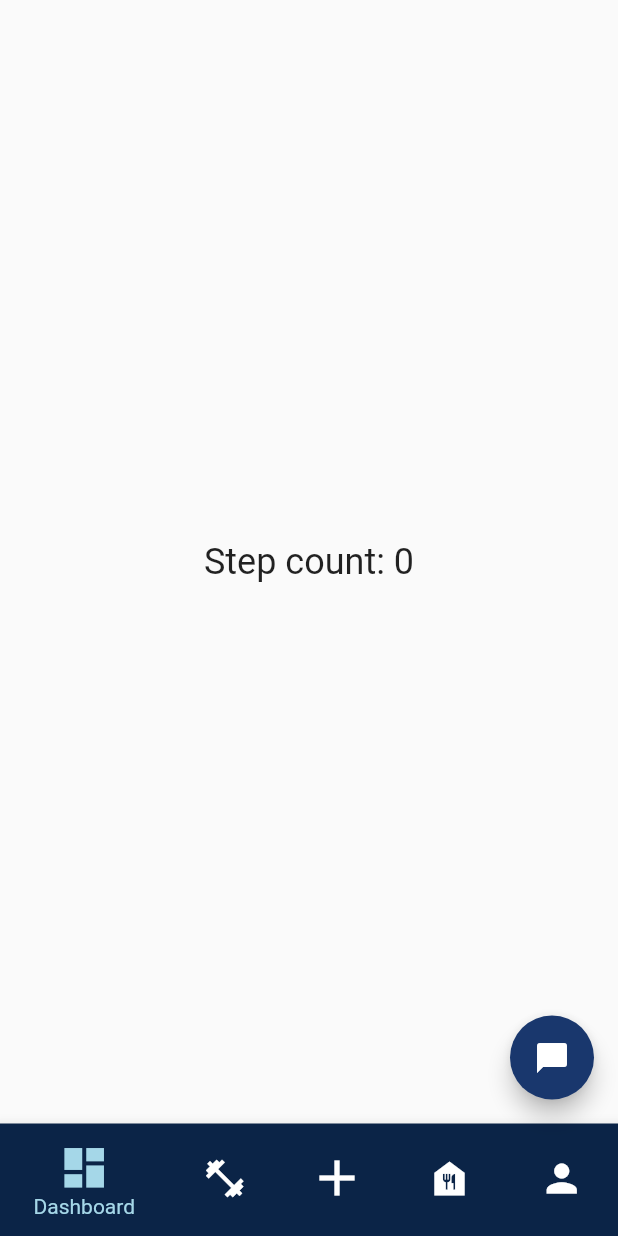
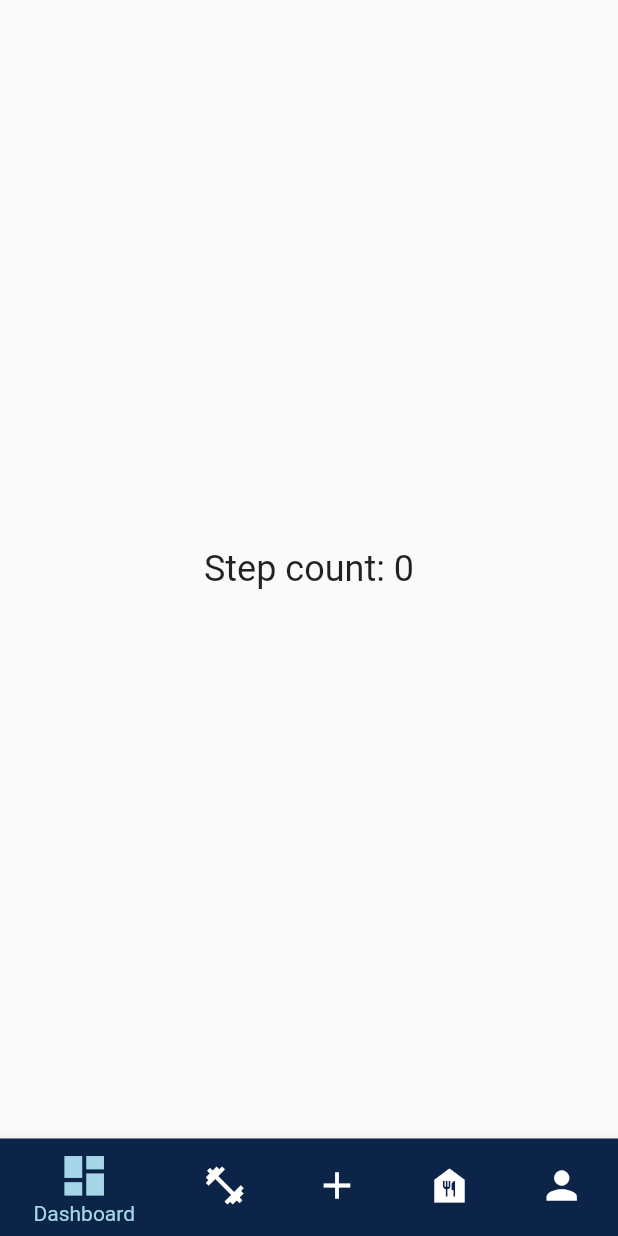
Before and after one commit to Sxmxrth/CalFit-Mini-Project, a Flutter app: the bottomNavbar screen opened by its route, on a phone screen of 412 x 824 dp. Run offline on Flutter 3.47's test engine with Material 2 defaults, Android fonts, the phone set to English and light mode, and no system bars; our stand-ins replace cloud_firestore, firebase_auth, firebase_core, pedometer; accounts and stored records are empty.

Commit message:
Bottom navbar properties changed

```diff
--- a/cal_fit/lib/main.dart
+++ b/cal_fit/lib/main.dart
@@ -19,6 +19,7 @@ final Map<String, WidgetBuilder> routes = {
   '/signup': (BuildContext context) => SignupPage(),
   '/signin': (BuildContext context) => SignInPage(),
   '/dashboard': (BuildContext context) => bottomNavbar(),
+  '/profilepage': (BuildContext context) => ProfilePage()
 };
 
 class MyApp extends StatelessWidget {
--- a/cal_fit/lib/screens/fitnessCenter.dart
+++ b/cal_fit/lib/screens/fitnessCenter.dart
@@ -1,5 +1,6 @@
 // ignore_for_file: prefer_const_literals_to_create_immutables, prefer_const_constructors
 
+import 'package:cal_fit/widgets/bottomNavbar.dart';
 import 'package:flutter/material.dart';
 import 'package:cal_fit/widgets/reusableCard.dart';
 
@@ -72,6 +73,7 @@ class _fitnessCenterState extends State<fitnessCenter> {
           ),
         ],
       ),
+      // bottomNavigationBar: bottomNavbar(),
     );
   }
 }
--- a/cal_fit/lib/screens/home.dart
+++ b/cal_fit/lib/screens/home.dart
@@ -2,6 +2,7 @@
 
 import 'package:cal_fit/screens/loginPage.dart';
 import 'package:cal_fit/screens/signupPage.dart';
+import 'package:cal_fit/widgets/bottomNavbar.dart';
 import 'package:flutter/material.dart';
 
 final Map<String, WidgetBuilder> profileRoutes = {
@@ -74,6 +75,7 @@ class HomePage extends StatelessWidget {
           ],
         ),
       ),
+      // bottomNavigationBar: bottomNavbar(),
     );
   }
 }
--- a/cal_fit/lib/screens/profilePage.dart
+++ b/cal_fit/lib/screens/profilePage.dart
@@ -3,6 +3,7 @@
 import 'package:cal_fit/bmiCalculator.dart';
 import 'package:cal_fit/screens/dashboard.dart';
 import 'package:cal_fit/screens/signupPage.dart';
+import 'package:cal_fit/widgets/bottomNavbar.dart';
 import 'package:cloud_firestore/cloud_firestore.dart';
 import 'package:flutter/material.dart';
 import 'package:cal_fit/services/firestore_services.dart';
@@ -665,6 +666,7 @@ class _ProfilePageState extends State<ProfilePage> {
           ),
         ],
       ),
+      // bottomNavigationBar: bottomNavbar(),
     );
   }
 }
--- a/cal_fit/lib/screens/signupPage.dart
+++ b/cal_fit/lib/screens/signupPage.dart
@@ -17,6 +17,7 @@ class SignupPage extends StatefulWidget {
 final Map<String, WidgetBuilder> profileRoutes = {
   '/signin': (BuildContext context) => SignInPage(),
   '/dashboard': (BuildContext context) => bottomNavbar(),
+  '/profilepage': (BuildContext context) => ProfilePage(),
 };
 
 class _SignupPageState extends State<SignupPage> {
--- a/cal_fit/lib/widgets/bottomNavbar.dart
+++ b/cal_fit/lib/widgets/bottomNavbar.dart
@@ -17,82 +17,90 @@ class bottomNavbar extends StatefulWidget {
 }
 
 class _bottomNavbarState extends State<bottomNavbar> {
+  final List<BottomNavigationBarItem> bottomNavBarItems = [
+    BottomNavigationBarItem(
+        icon: Icon(Icons.dashboard),
+        label: 'Dashboard',
+        backgroundColor: Color(0xff0B2447)),
+    BottomNavigationBarItem(
+        icon: Icon(Icons.fitness_center),
+        label: 'Fitness Center',
+        backgroundColor: Color(0xff0B2447)),
+    BottomNavigationBarItem(
+        icon: Icon(Icons.add),
+        label: 'Calories',
+        backgroundColor: Color(0xff0B2447)),
+    BottomNavigationBarItem(
+        icon: Icon(Icons.food_bank),
+        label: 'Diet',
+        backgroundColor: Color(0xff0B2447)),
+    BottomNavigationBarItem(
+        icon: Icon(Icons.person),
+        label: 'Profile',
+        backgroundColor: Color(0xff0B2447)),
+  ];
+
+  final List<Widget> screens = [
+    dashboard(),
+    fitnessCenter(),
+    ProfilePage(),
+  ];
+
   int _selectedIndex = 0;
+
+  Widget currentScreen = dashboard();
 
   static const TextStyle optionStyle =
       TextStyle(fontSize: 30, fontWeight: FontWeight.bold);
-  static const List<Widget> _widgetOptions = <Widget>[
-    dashboard(),
-    fitnessCenter(),
-    // Text(
-    //   'Index 1: Fitness Center',
-    //   style: optionStyle,
-    // ),
-    Text(
-      'Index 2: Calorie',
-      style: optionStyle,
-    ),
-    Text(
-      'Index 3: Diet Options',
-      style: optionStyle,
-    ),
-    // Text(
-    //   'Index 4: Profile Page',
-    //   style: optionStyle,
-    // ),
-    ProfilePage(),
-  ];
+  // static const List<Widget> _widgetOptions = <Widget>[
+  //   dashboard(),
+  //   fitnessCenter(),
+  //   // Text(
+  //   //   'Index 1: Fitness Center',
+  //   //   style: optionStyle,
+  //   // ),
+  //   Text(
+  //     'Index 2: Calorie',
+  //     style: optionStyle,
+  //   ),
+  //   Text(
+  //     'Index 3: Diet Options',
+  //     style: optionStyle,
+  //   ),
+  //   // Text(
+  //   //   'Index 4: Profile Page',
+  //   //   style: optionStyle,
+  //   // ),
+  //   ProfilePage(),
+  // ];
 
   void _onItemTapped(int index) {
     setState(() {
       _selectedIndex = index;
+      currentScreen = screens[_selectedIndex];
     });
   }
 
   @override
   Widget build(BuildContext context) {
     return Scaffold(
-      body: Center(
-        child: _widgetOptions.elementAt(_selectedIndex),
-      ),
-      floatingActionButton: FloatingActionButton(
-        onPressed: () {
-          // Add your onPressed code here!
-        },
-        backgroundColor: Color(0xff19376D),
-        child: const Icon(Icons.chat_bubble),
+      // body: Center(
+      //   child: _widgetOptions.elementAt(_selectedIndex),
+      // ),
+      // floatingActionButton: FloatingActionButton(
+      //   onPressed: () {
+      //     // Add your onPressed code here!
+      //   },
+      //   backgroundColor: Color(0xff19376D),
+      //   child: const Icon(Icons.chat_bubble),
+      // ),
+      body: Navigator(
+        onGenerateRoute: (settings) =>
+            MaterialPageRoute(builder: (context) => currentScreen),
       ),
       bottomNavigationBar: BottomNavigationBar(
-        items: const <BottomNavigationBarItem>[
-          BottomNavigationBarItem(
-            icon: Icon(Icons.dashboard),
-            label: 'Dashboard',
-            backgroundColor: Color(0xff0B2447),
-          ),
-          BottomNavigationBarItem(
-            icon: Icon(Icons.fitness_center),
-            label: 'Fitness',
-            backgroundColor: Color(0xff0B2447),
-          ),
-          BottomNavigationBarItem(
-            icon: Icon(
-              Icons.add,
-              size: 40,
-            ),
-            label: 'Calories',
-            backgroundColor: Color(0xff0B2447),
-          ),
-          BottomNavigationBarItem(
-            icon: Icon(Icons.food_bank),
-            label: 'Diet',
-            backgroundColor: Color(0xff0B2447),
-          ),
-          BottomNavigationBarItem(
-            icon: Icon(Icons.person),
-            label: 'Profile',
-            backgroundColor: Color(0xff0B2447),
-          ),
-        ],
+        backgroundColor: Color(0xff0B2447),
+        items: bottomNavBarItems,
         currentIndex: _selectedIndex,
         selectedItemColor: Color(0xffA5D7E8),
         unselectedIconTheme: IconThemeData(size: 30),
```
